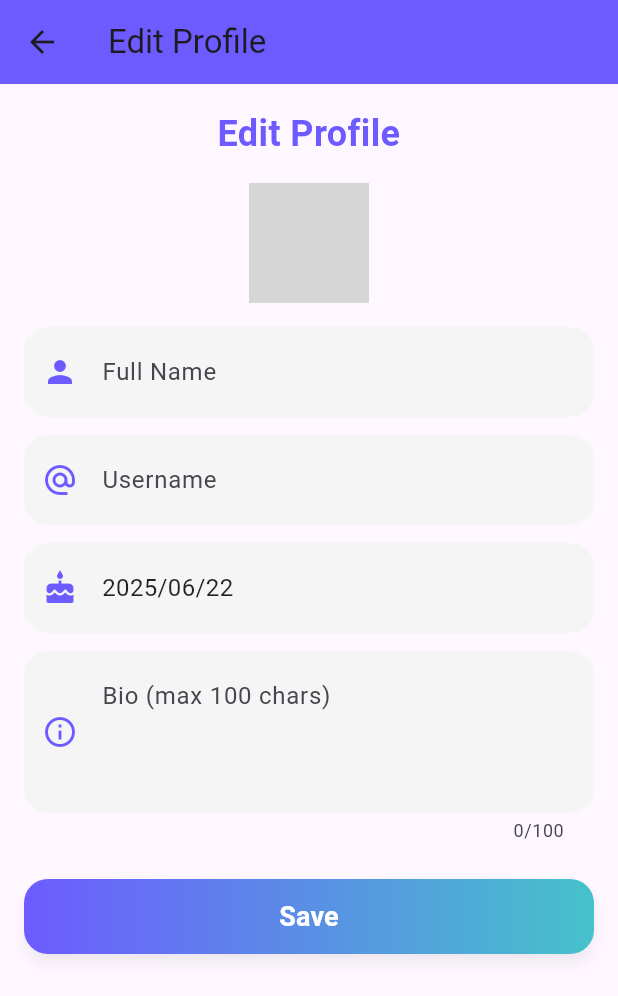
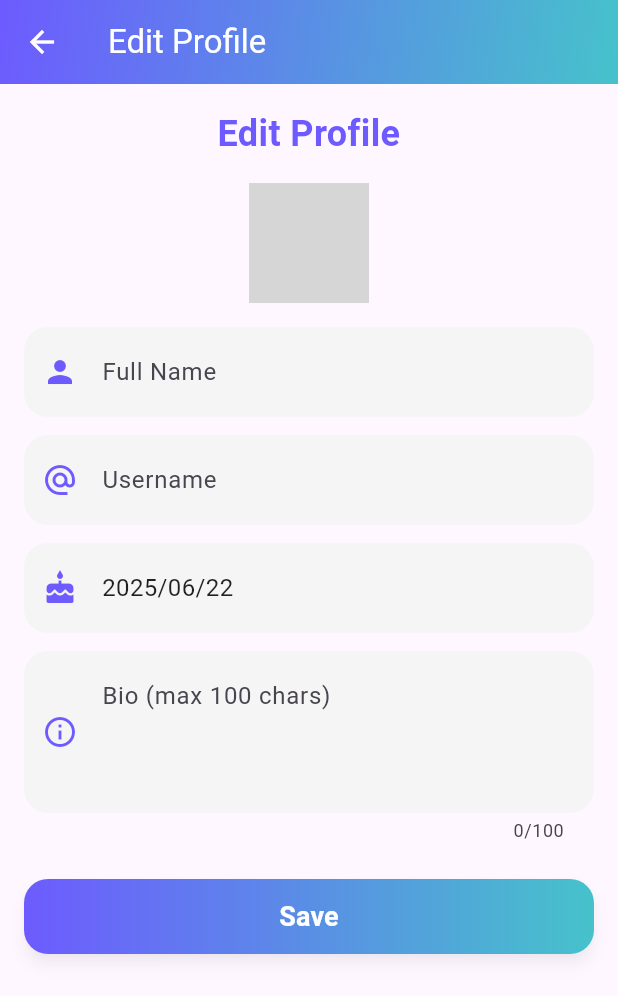
Before and after one commit to Esmaeili01/apollo, a Flutter app: the EditProfilePage screen opened directly with empty values, on a phone screen of 412 x 824 dp. Shown: the top 996 px of the screen. Run offline on Flutter 3.47's test engine with Material 3 defaults, Android fonts, the light colour scheme and no system bars; our stand-ins replace another_flushbar, image_picker, supabase_flutter; accounts and stored records are empty; network calls fail; grey boxes are pictures that could not be loaded.

Commit message:
Initial commit

```diff
--- a/lib/pages/edit_profile_page.dart
+++ b/lib/pages/edit_profile_page.dart
@@ -211,8 +211,22 @@ class _EditProfilePageState extends State<EditProfilePage> {
     }
     return Scaffold(
       appBar: AppBar(
-        title: const Text('Edit Profile'),
-        backgroundColor: const Color(0xFF6D5BFF),
+        title: const Text(
+          'Edit Profile',
+          style: TextStyle(color: Colors.white),
+        ),
+        backgroundColor: Colors.transparent,
+        elevation: 0,
+        flexibleSpace: Container(
+          decoration: const BoxDecoration(
+            gradient: LinearGradient(
+              colors: [Color(0xFF6D5BFF), Color(0xFF46C2CB)],
+              begin: Alignment.topLeft,
+              end: Alignment.bottomRight,
+            ),
+          ),
+        ),
+        iconTheme: const IconThemeData(color: Colors.white),
       ),
       body: SingleChildScrollView(
         padding: const EdgeInsets.all(16.0),
```
Also changed, not shown: lib/pages/contacts_page.dart (line endings or trailing spaces).
